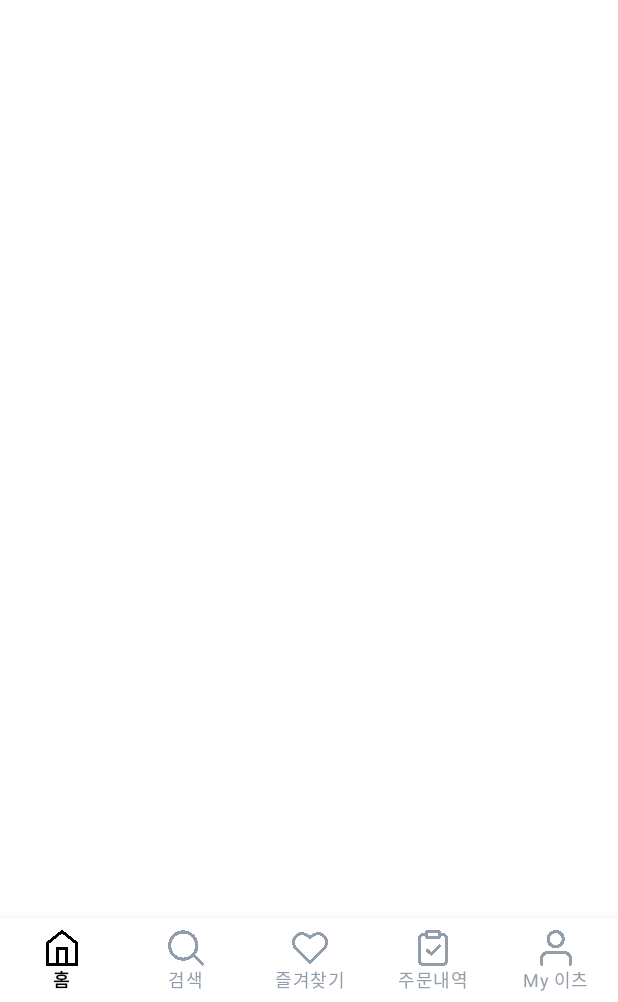
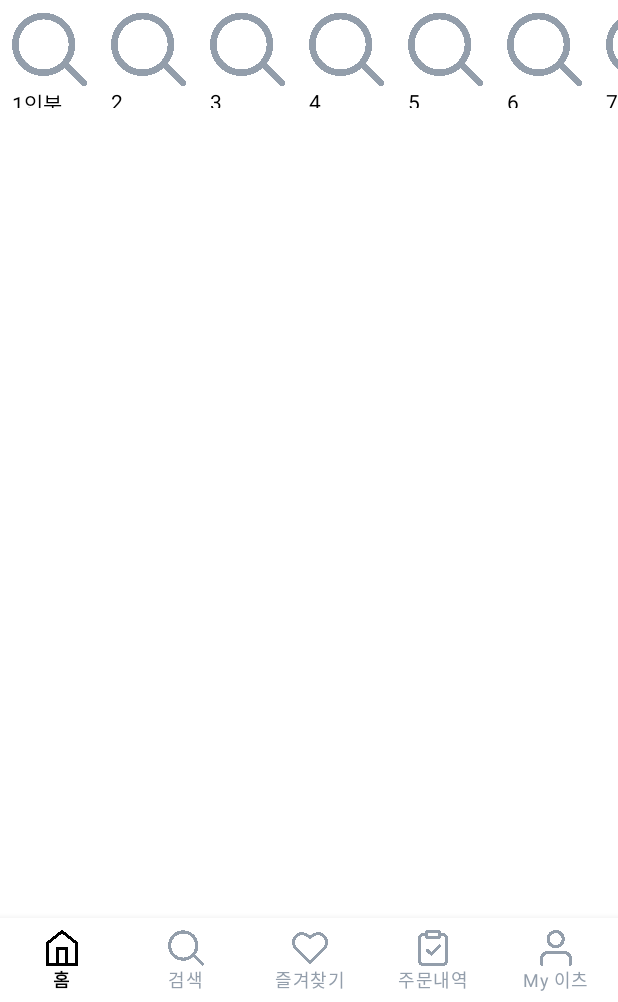
Before and after one commit to Boin-Kau/Coupang-Eats-Clone, an Android app: the screen it shows after launch (MainActivity), on a phone screen of 412 x 824 dp, the part 234-1236 px from its top. Run offline under Robolectric (Android 15) with nearby library versions, the phone set to English and light mode, and no system bars.

Commit message:
Category를 구현한 Horizontal Recyclerview 임시 배치

```diff
--- a/app/src/main/java/com/example/squardcoupangeats/src/main/home/HomeFragment.kt
+++ b/app/src/main/java/com/example/squardcoupangeats/src/main/home/HomeFragment.kt
@@ -2,9 +2,11 @@ package com.example.squardcoupangeats.src.main.home
 
 import android.os.Bundle
 import android.view.View
+import androidx.recyclerview.widget.LinearLayoutManager
 import com.example.squardcoupangeats.R
 import com.example.squardcoupangeats.config.BaseFragment
 import com.example.squardcoupangeats.databinding.FragmentHomeBinding
+import com.example.squardcoupangeats.src.main.home.adapter.HomeCategoryAdapter
 import com.example.squardcoupangeats.src.main.home.adapter.HomePromotionAdapter
 
 class HomeFragment : BaseFragment<FragmentHomeBinding>(FragmentHomeBinding::bind, R.layout.fragment_home) {
@@ -15,5 +17,8 @@ class HomeFragment : BaseFragment<FragmentHomeBinding>(FragmentHomeBinding::bind
         val adapter = HomePromotionAdapter()
         binding.homeFragPromotionViewPager.adapter = adapter
 
+        val adapter2 = HomeCategoryAdapter()
+        binding.homeFragCategoryRecyclerview.adapter = adapter2
+        binding.homeFragCategoryRecyclerview.layoutManager = LinearLayoutManager(activity).also { it.orientation = LinearLayoutManager.HORIZONTAL}
     }
 }
--- /dev/null
+++ b/app/src/main/java/com/example/squardcoupangeats/src/main/home/adapter/HomeCategoryAdapter.kt
@@ -0,0 +1,33 @@
+package com.example.squardcoupangeats.src.main.home.adapter
+
+import android.view.LayoutInflater
+import android.view.View
+import android.view.ViewGroup
+import androidx.recyclerview.widget.RecyclerView
+import com.example.squardcoupangeats.R
+import kotlinx.android.synthetic.main.list_home_frag_category_recyclerview.view.*
+
+class HomeCategoryAdapter : RecyclerView.Adapter<HomeCategoryAdapter.CustomViewholder>() {
+
+    // 임시 리스트
+    val itemList = listOf("1인분", "2", "3", "4", "5", "6", "7")
+
+    override fun onCreateViewHolder(parent: ViewGroup, viewType: Int): CustomViewholder {
+        val inflater = LayoutInflater.from(parent.context)
+        val view = inflater.inflate(R.layout.list_home_frag_category_recyclerview, parent, false)
+
+        return CustomViewholder(view)
+    }
+
+    override fun onBindViewHolder(holder: CustomViewholder, position: Int) {
+        holder.view.list_category_item_text_view.text = itemList[position]
+    }
+
+    override fun getItemCount(): Int = itemList.size
+
+    class CustomViewholder(val view: View) : RecyclerView.ViewHolder(view) {
+
+    }
+
+
+}
--- a/app/src/main/res/layout/fragment_home.xml
+++ b/app/src/main/res/layout/fragment_home.xml
@@ -3,6 +3,7 @@
     android:layout_width="match_parent"
     android:layout_height="match_parent"
     xmlns:app="http://schemas.android.com/apk/res-auto"
+    xmlns:tools="http://schemas.android.com/tools"
     android:orientation="vertical">
 
     <androidx.appcompat.widget.Toolbar
@@ -25,9 +26,12 @@
                 android:layout_width="match_parent"
                 android:layout_height="100dp"/>
 
-
-
-
+            <androidx.recyclerview.widget.RecyclerView
+                android:id="@+id/home_frag_category_recyclerview"
+                android:layout_width="match_parent"
+                android:layout_height="80dp"
+                android:scrollbars="horizontal"
+                tools:listitem="@layout/list_home_frag_category_recyclerview"/>
         </LinearLayout>
 
     </ScrollView>
--- /dev/null
+++ b/app/src/main/res/layout/list_home_frag_category_recyclerview.xml
@@ -0,0 +1,22 @@
+<?xml version="1.0" encoding="utf-8"?>
+<RelativeLayout
+    xmlns:android="http://schemas.android.com/apk/res/android"
+    android:layout_width="wrap_content"
+    android:layout_height="wrap_content"
+    android:padding="8dp">
+
+    <ImageView
+        android:id="@+id/list_category_item_image_view"
+        android:layout_width="50dp"
+        android:layout_height="50dp"
+        android:src="@drawable/ic_search"/>
+
+    <TextView
+        android:id="@+id/list_category_item_text_view"
+        android:layout_width="wrap_content"
+        android:layout_height="wrap_content"
+        android:text="category"
+        android:layout_below="@id/list_category_item_image_view"
+        android:textColor="@color/black"/>
+
+</RelativeLayout>
```
